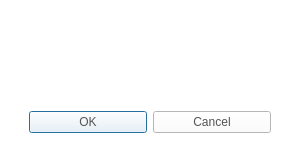
First picture: the form in CaX/dialog/commondialog.ui, repository fsest4u/CaX_03, before the edit.
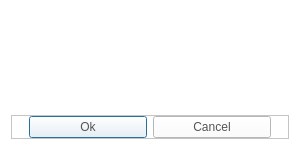
Second picture: the form after the edit. Icons and pictures are not drawn.

Commit message: [dialog] button box -> push button으로 변경

Patch:
```diff
--- a/CaX/dialog/commondialog.ui
+++ b/CaX/dialog/commondialog.ui
@@ -54,7 +54,7 @@
         <x>0</x>
         <y>0</y>
         <width>282</width>
-        <height>92</height>
+        <height>98</height>
        </rect>
       </property>
       <layout class="QGridLayout" name="gridLayout_3">
@@ -70,15 +70,43 @@
     </widget>
    </item>
    <item row="1" column="0">
-    <widget class="QDialogButtonBox" name="buttonBox">
-     <property name="minimumSize">
-      <size>
-       <width>0</width>
-       <height>34</height>
-      </size>
+    <widget class="QFrame" name="frame">
+     <property name="frameShape">
+      <enum>QFrame::StyledPanel</enum>
      </property>
-     <property name="styleSheet">
-      <string notr="true">QPushButton
+     <property name="frameShadow">
+      <enum>QFrame::Raised</enum>
+     </property>
+     <layout class="QHBoxLayout" name="horizontalLayout">
+      <property name="leftMargin">
+       <number>0</number>
+      </property>
+      <property name="topMargin">
+       <number>0</number>
+      </property>
+      <property name="rightMargin">
+       <number>0</number>
+      </property>
+      <property name="bottomMargin">
+       <number>0</number>
+      </property>
+      <item>
+       <spacer name="horizontalSpacer">
+        <property name="orientation">
+         <enum>Qt::Horizontal</enum>
+        </property>
+        <property name="sizeHint" stdset="0">
+         <size>
+          <width>40</width>
+          <height>20</height>
+         </size>
+        </property>
+       </spacer>
+      </item>
+      <item>
+       <widget class="QPushButton" name="btnOK">
+        <property name="styleSheet">
+         <string notr="true">QPushButton
 {
   border-image: url(&quot;:/resource/audiocd-popup-btn110-ok-n.png&quot;);
 width: 110px;
@@ -91,16 +119,48 @@
 width: 110px;
 color: rgb(255, 255, 255)
 }</string>
-     </property>
-     <property name="orientation">
-      <enum>Qt::Horizontal</enum>
-     </property>
-     <property name="standardButtons">
-      <set>QDialogButtonBox::Cancel|QDialogButtonBox::Ok</set>
-     </property>
-     <property name="centerButtons">
-      <bool>true</bool>
-     </property>
+        </property>
+        <property name="text">
+         <string>Ok</string>
+        </property>
+       </widget>
+      </item>
+      <item>
+       <widget class="QPushButton" name="btnCancel">
+        <property name="styleSheet">
+         <string notr="true">QPushButton
+{
+  border-image: url(&quot;:/resource/audiocd-popup-btn110-ok-n.png&quot;);
+width: 110px;
+color: rgb(84, 84, 84)
+}
+
+QPushButton:hover
+{
+  border-image: url(&quot;:/resource/audiocd-popup-btn110-ok-h.png&quot;);
+width: 110px;
+color: rgb(255, 255, 255)
+}</string>
+        </property>
+        <property name="text">
+         <string>Cancel</string>
+        </property>
+       </widget>
+      </item>
+      <item>
+       <spacer name="horizontalSpacer_2">
+        <property name="orientation">
+         <enum>Qt::Horizontal</enum>
+        </property>
+        <property name="sizeHint" stdset="0">
+         <size>
+          <width>40</width>
+          <height>20</height>
+         </size>
+        </property>
+       </spacer>
+      </item>
+     </layout>
     </widget>
    </item>
   </layout>
```
Left out of the diff: 35 changed lines with no effect on the pictures. The commit also changes 2 other files.
